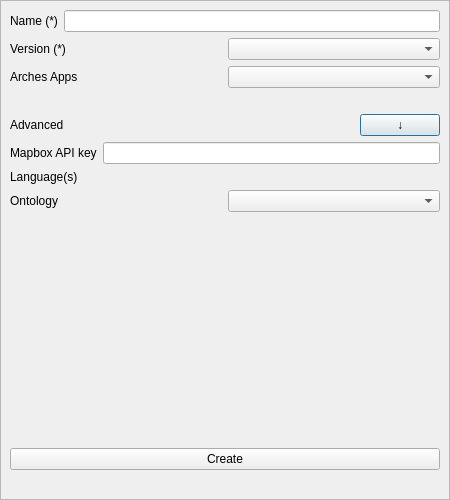
Above: arches_lintels/ui/ui_create_arches_project.ui from k-int/arches-lintels before the change. Below: the same form after it.
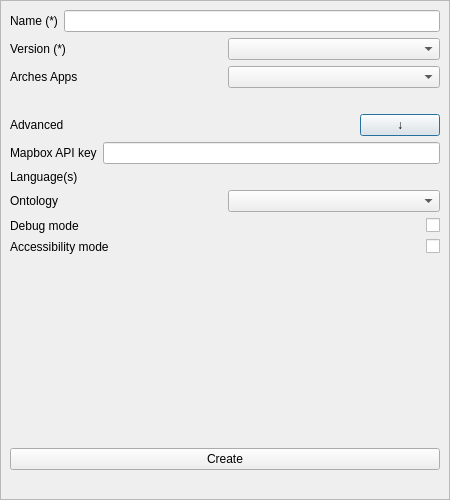
That is the form after the change.

Commit message: Add debug and accessibility to advanced options

```diff
--- a/arches_lintels/ui/ui_create_arches_project.ui
+++ b/arches_lintels/ui/ui_create_arches_project.ui
@@ -184,6 +184,48 @@
             </item>
            </layout>
           </item>
+          <item>
+           <layout class="QHBoxLayout" name="horizontalLayout_6">
+            <item>
+             <widget class="QLabel" name="label_8">
+              <property name="text">
+               <string>Debug mode</string>
+              </property>
+             </widget>
+            </item>
+            <item>
+             <widget class="QCheckBox" name="debugCheckBox">
+              <property name="layoutDirection">
+               <enum>Qt::LayoutDirection::RightToLeft</enum>
+              </property>
+              <property name="text">
+               <string/>
+              </property>
+             </widget>
+            </item>
+           </layout>
+          </item>
+          <item>
+           <layout class="QHBoxLayout" name="horizontalLayout_7">
+            <item>
+             <widget class="QLabel" name="label_9">
+              <property name="text">
+               <string>Accessibility mode</string>
+              </property>
+             </widget>
+            </item>
+            <item>
+             <widget class="QCheckBox" name="accessibilityCheckBox">
+              <property name="layoutDirection">
+               <enum>Qt::LayoutDirection::RightToLeft</enum>
+              </property>
+              <property name="text">
+               <string/>
+              </property>
+             </widget>
+            </item>
+           </layout>
+          </item>
          </layout>
         </widget>
        </item>
```
The commit also changes 1 other file.
